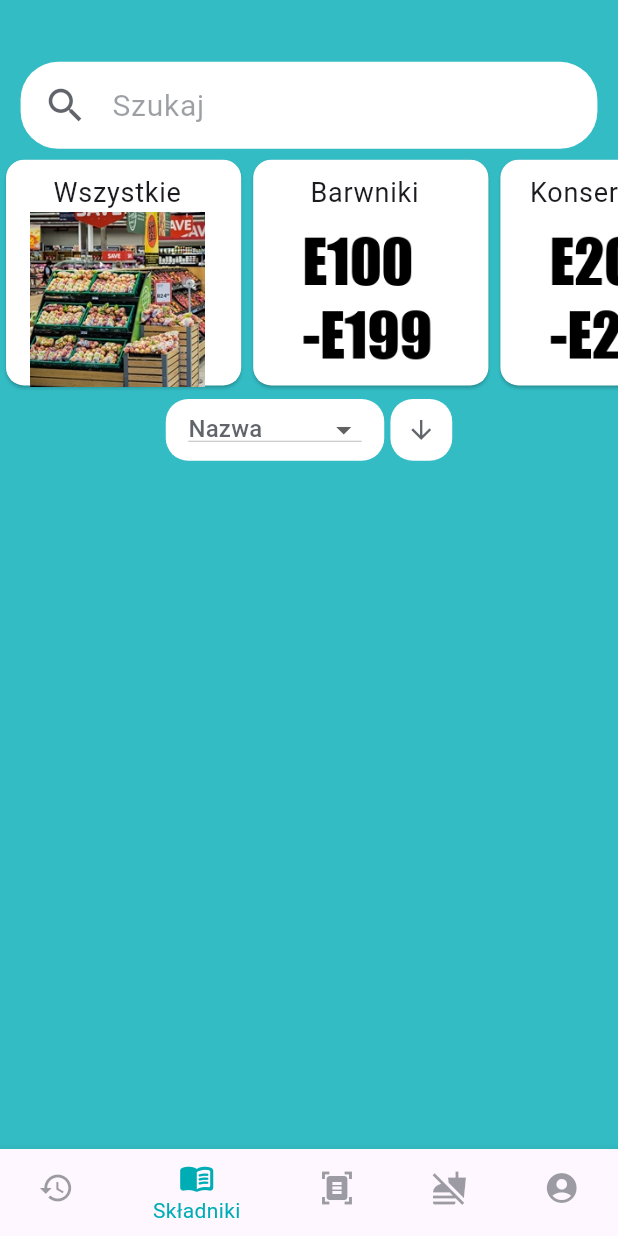
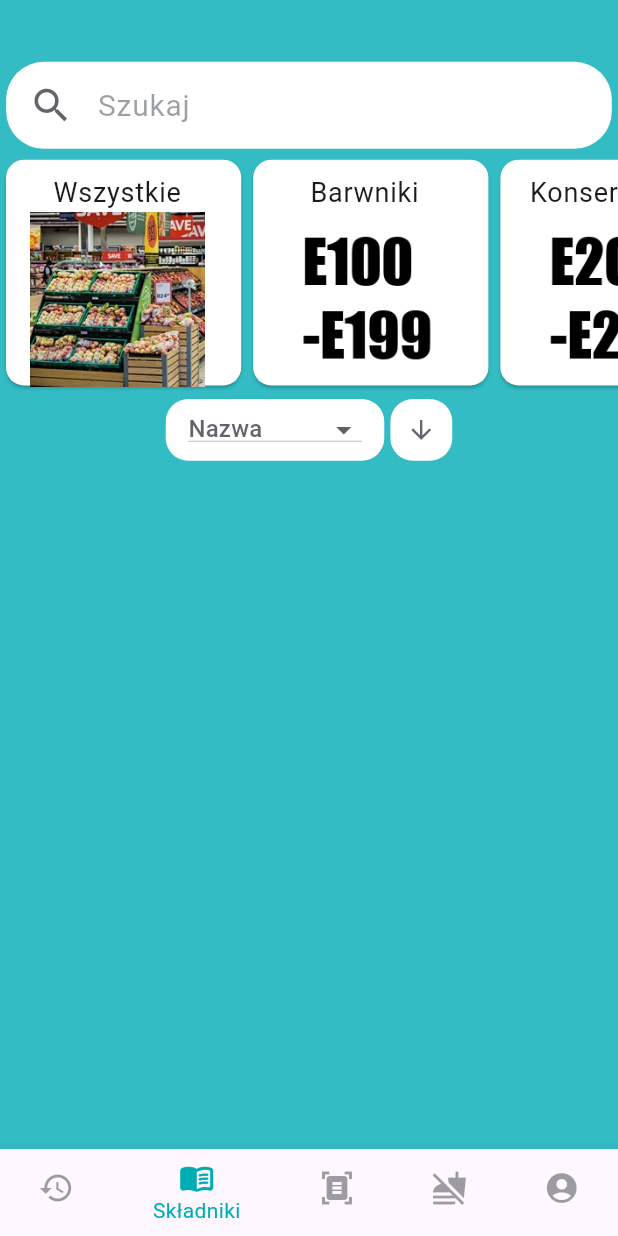
Before and after one commit to Grzechosz/ConsumerAssistant, a Flutter app: the screen it shows once a user with an empty profile is signed in, item 2 of the bottom bar chosen, on a phone screen of 412 x 824 dp. Run offline on Flutter 3.47's test engine with Material 3 defaults, Android fonts, the phone set to English and light mode, and no system bars; our stand-ins replace cached_network_image, camera, cloud_firestore, firebase_auth, firebase_core, firebase_messaging and 4 more; missing offline and left inert: flutter_tesseract_ocr, opencv_4; accounts and stored records are empty.

Commit message:
size of searchbox correction

```diff
--- a/lib/screens/ingredients/ingredients_screen.dart
+++ b/lib/screens/ingredients/ingredients_screen.dart
@@ -65,8 +65,8 @@ class IngredientsScreenState extends State<IngredientsScreen>{
   Widget _buildSearchBox(Size screenSize){
     return Container(
       margin: EdgeInsets.only(top: screenSize.height/20,
-        left: screenSize.width/30,
-        right: screenSize.width/30,
+        left: screenSize.width/100,
+        right: screenSize.width/100,
       bottom: screenSize.height/250),
       decoration: BoxDecoration(
           borderRadius: BorderRadius.circular(25),
```
